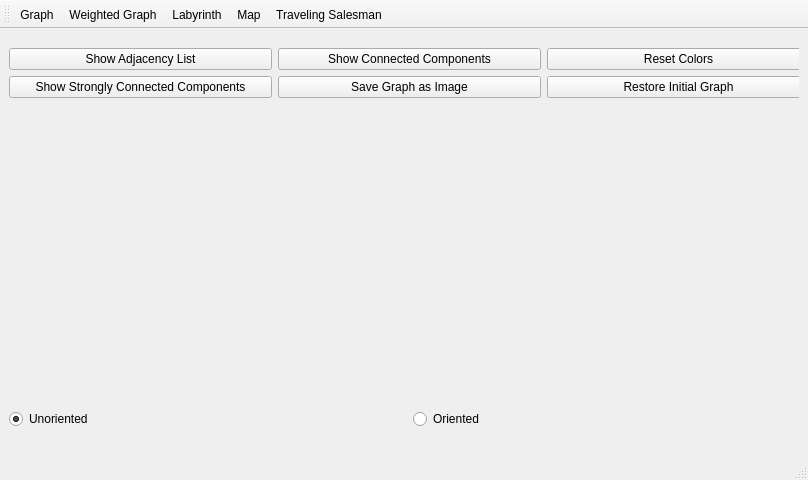
Above: GraphFramework/MainWindow/mainwindow.ui from AntonioVisan/graph-framework before the change. Below: the same form after it.
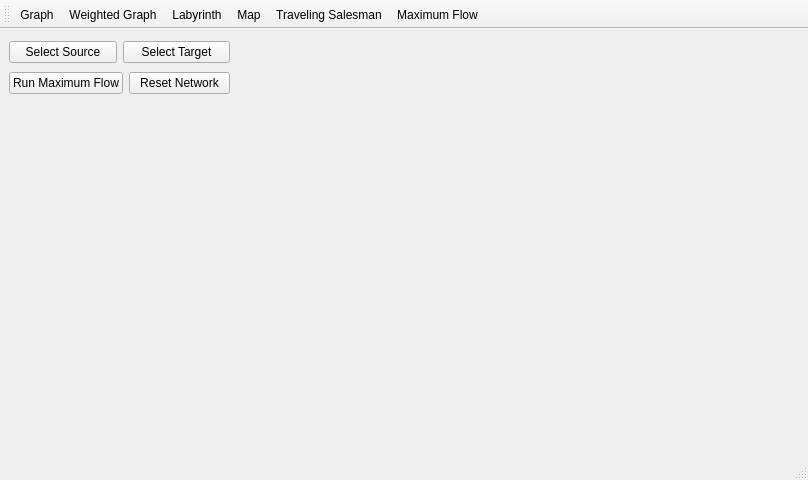
That is the form after the change. The open tabs and pages were chosen to show the change.

Commit message:
feat(main-window): implement maximum flow and minimum cut
- add Maximum Flow page and navigation
- implement flow network with source and target selection
- integrate Ford-Fulkerson maximum flow algorithm
- add network reset and validation
- draw directed flow edges with capacities and flow values
- identify and highlight minimum cut edges
- add Maximum Flow controls to the UI

The edit to the form file:
```diff
--- a/GraphFramework/MainWindow/mainwindow.ui
+++ b/GraphFramework/MainWindow/mainwindow.ui
@@ -134,10 +134,60 @@
         </layout>
        </widget>
       </widget>
-      <widget class="QWidget" name="travelingSalesmanPage">
+      <widget class="QWidget" name="maximumFlowPage">
        <widget class="QWidget" name="">
         <property name="geometry">
          <rect>
+          <x>0</x>
+          <y>0</y>
+          <width>221</width>
+          <height>60</height>
+         </rect>
+        </property>
+        <layout class="QVBoxLayout" name="verticalLayout_4">
+         <item>
+          <layout class="QHBoxLayout" name="horizontalLayout_6">
+           <item>
+            <widget class="QPushButton" name="selectSourceButton">
+             <property name="text">
+              <string>Select Source</string>
+             </property>
+            </widget>
+           </item>
+           <item>
+            <widget class="QPushButton" name="selectTargetButton">
+             <property name="text">
+              <string>Select Target</string>
+             </property>
+            </widget>
+           </item>
+          </layout>
+         </item>
+         <item>
+          <layout class="QHBoxLayout" name="horizontalLayout_7">
+           <item>
+            <widget class="QPushButton" name="runMaximumFlowButton">
+             <property name="text">
+              <string>Run Maximum Flow</string>
+             </property>
+            </widget>
+           </item>
+           <item>
+            <widget class="QPushButton" name="resetNetworkButton">
+             <property name="text">
+              <string>Reset Network</string>
+             </property>
+            </widget>
+           </item>
+          </layout>
+         </item>
+        </layout>
+       </widget>
+      </widget>
+      <widget class="QWidget" name="travelingSalesmanPage">
+       <widget class="QWidget" name="layoutWidget">
+        <property name="geometry">
+         <rect>
           <x>10</x>
           <y>10</y>
           <width>289</width>
@@ -361,6 +411,7 @@
    <addaction name="actionLabyrinth"/>
    <addaction name="actionMap"/>
    <addaction name="actionTraveling_Salesman"/>
+   <addaction name="actionMaximum_Flow"/>
   </widget>
   <widget class="QStatusBar" name="statusbar"/>
   <action name="actionGraph">
@@ -403,6 +454,14 @@
     <enum>QAction::MenuRole::NoRole</enum>
    </property>
   </action>
+  <action name="actionMaximum_Flow">
+   <property name="text">
+    <string>Maximum Flow</string>
+   </property>
+   <property name="menuRole">
+    <enum>QAction::MenuRole::NoRole</enum>
+   </property>
+  </action>
  </widget>
  <resources/>
  <connections/>
```
The commit also changes 2 other files.
